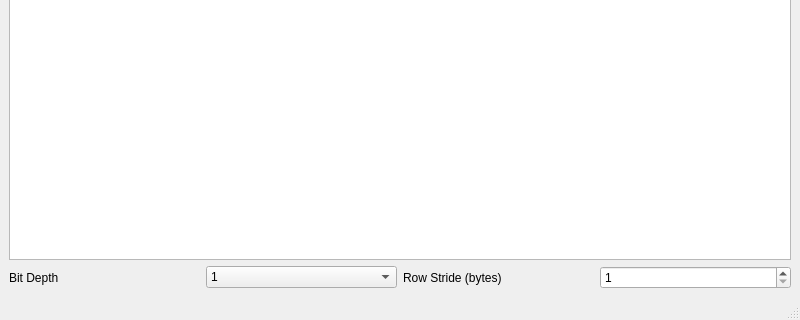
Old version of the form tools/mainwindow.ui in the repository phooky/PROM; both pictures show x 0 to 800 and y 280 to 600 of the 800 by 600 pixel window.
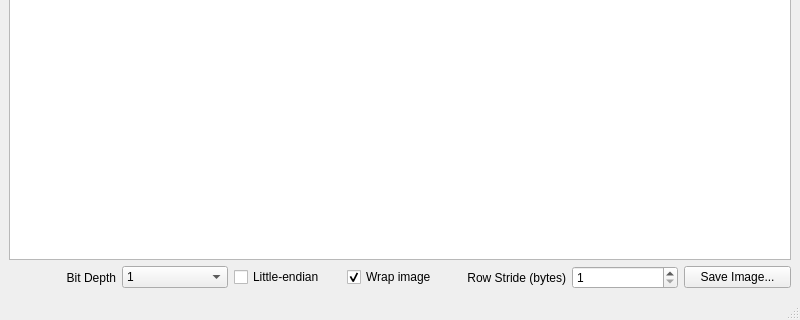
New version of the form.

Commit message: latest work on rom explorer

Patch:
```diff
--- a/tools/mainwindow.ui
+++ b/tools/mainwindow.ui
@@ -25,6 +25,9 @@
         <property name="text">
          <string>Bit Depth</string>
         </property>
+        <property name="alignment">
+         <set>Qt::AlignRight|Qt::AlignTrailing|Qt::AlignVCenter</set>
+        </property>
        </widget>
       </item>
       <item>
@@ -61,11 +64,34 @@
         </item>
        </widget>
       </item>
+      <item>
+       <widget class="QCheckBox" name="endianCheckBox">
+        <property name="text">
+         <string>Little-endian</string>
+        </property>
+       </widget>
+      </item>
+      <item>
+       <widget class="QCheckBox" name="wrapCheckBox">
+        <property name="text">
+         <string>Wrap image</string>
+        </property>
+        <property name="checked">
+         <bool>true</bool>
+        </property>
+        <property name="tristate">
+         <bool>false</bool>
+        </property>
+       </widget>
+      </item>
       <item>
        <widget class="QLabel" name="label">
         <property name="text">
          <string>Row Stride (bytes)</string>
         </property>
+        <property name="alignment">
+         <set>Qt::AlignRight|Qt::AlignTrailing|Qt::AlignVCenter</set>
+        </property>
        </widget>
       </item>
       <item>
@@ -78,6 +104,13 @@
         </property>
        </widget>
       </item>
+      <item>
+       <widget class="QPushButton" name="saveButton">
+        <property name="text">
+         <string>Save Image...</string>
+        </property>
+       </widget>
+      </item>
      </layout>
     </item>
    </layout>
```
The commit also changes 2 other files.
